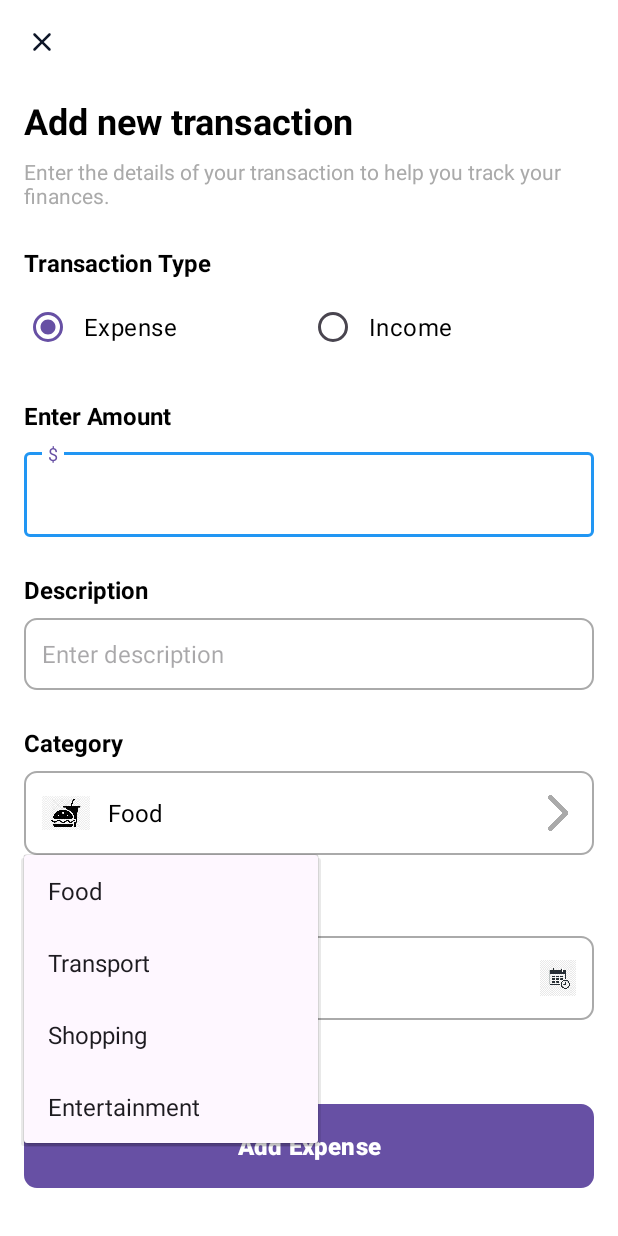
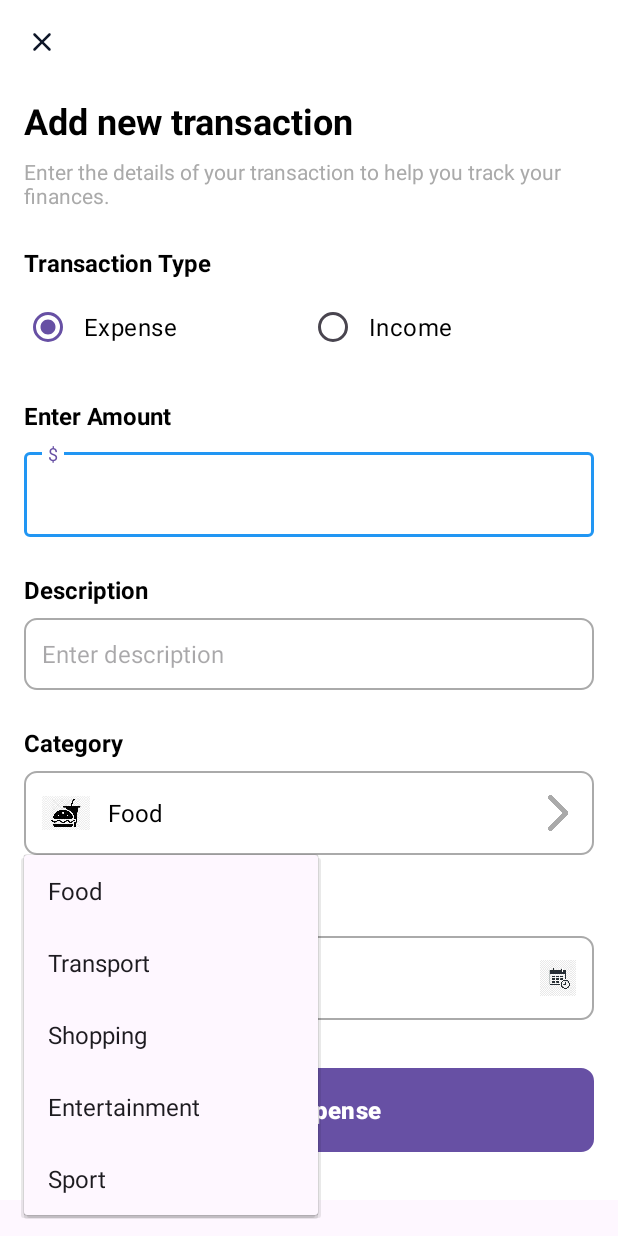
Before and after one commit to ivann76/expenseApp, an Android app: the new_transaction screen opened directly, with no data from a screen before it, after a tap on "Food", on a phone screen of 412 x 824 dp. Run offline under Robolectric (Android 15) with nearby library versions, the phone set to English and light mode, and no system bars; our stand-ins replace Firebase (no records; nobody signed in at launch, a user with empty details on screens opened directly).

Commit message:
updated view

```diff
--- a/app/src/main/java/com/example/assignment3/myAdapter.kt
+++ b/app/src/main/java/com/example/assignment3/myAdapter.kt
@@ -46,6 +46,7 @@ class myAdapter(
             "transport" -> R.drawable.transportation_icons
             "shopping" -> R.drawable.shopping_icons
             "entertainment" -> R.drawable.entertaiment_icons
+            "sport" -> R.drawable.social_logo
             else -> R.drawable.income_icon
         }
 
--- a/app/src/main/java/com/example/assignment3/new_transaction.kt
+++ b/app/src/main/java/com/example/assignment3/new_transaction.kt
@@ -136,7 +136,8 @@ class new_transaction : AppCompatActivity() {
             CategoryItem("Food", R.drawable.food_icons),
             CategoryItem("Transport", R.drawable.transportation_icons),
             CategoryItem("Shopping", R.drawable.shopping_icons),
-            CategoryItem("Entertainment", R.drawable.entertaiment_icons)
+            CategoryItem("Entertainment", R.drawable.entertaiment_icons),
+            CategoryItem("Sport", R.drawable.social_logo)
         )
 
         llCategory.setOnClickListener { view ->
--- a/app/src/main/res/layout/activity_new_transaction.xml
+++ b/app/src/main/res/layout/activity_new_transaction.xml
@@ -1,5 +1,5 @@
 <?xml version="1.0" encoding="utf-8"?>
-<androidx.constraintlayout.widget.ConstraintLayout
+<ScrollView
     xmlns:android="http://schemas.android.com/apk/res/android"
     xmlns:tools="http://schemas.android.com/tools"
     xmlns:app="http://schemas.android.com/apk/res-auto"
@@ -252,4 +252,4 @@
             android:layout_marginBottom="16dp" />
 
     </LinearLayout>
-</androidx.constraintlayout.widget.ConstraintLayout>
+</ScrollView>
```
Also changed, not shown: app/src/main/res/layout/transaction_list.xml (+9 -9 lines), app/src/main/res/drawable/social_logo.png (added).
